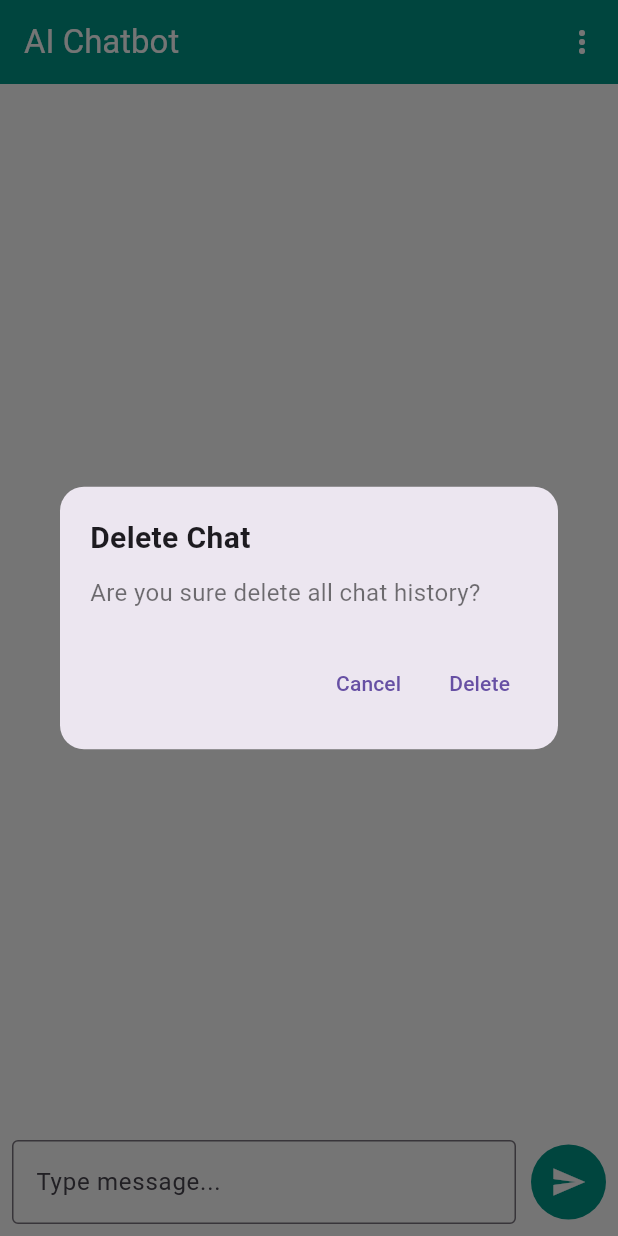
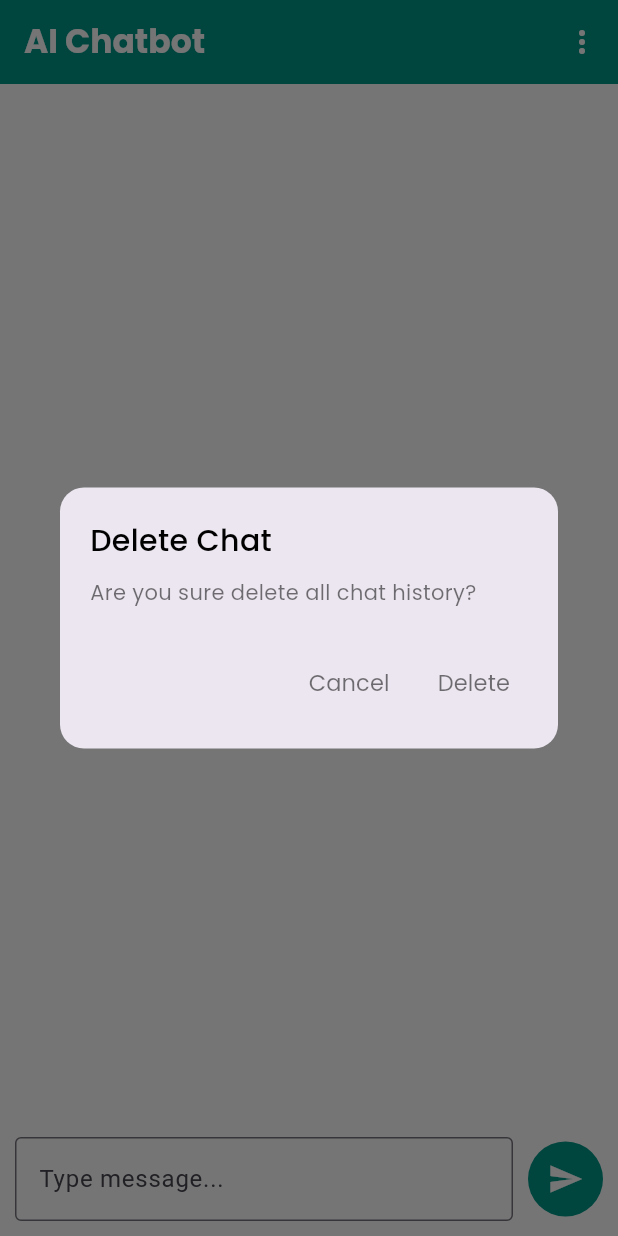
Before and after one commit to Jahid01234/Ai-Chatbot, a Flutter app: the screen it shows after launch, after a tap on the "more vert" icon, on a phone screen of 412 x 824 dp. Run offline on Flutter 3.47's test engine with Material 3 defaults, Android fonts, the phone set to English and light mode, and no system bars; our stand-ins replace animated_text_kit, get, google_fonts, shimmer, sqflite; missing offline and left inert: gpt_markdown; accounts and stored records are empty.

Commit message:
- add splash screen  - refactor code again

```diff
--- a/lib/app.dart
+++ b/lib/app.dart
@@ -1,4 +1,5 @@
 import 'package:ai_chatbot/features/chat/view/chat_screen.dart';
+import 'package:ai_chatbot/features/splash/view/splash_screen.dart';
 import 'package:flutter/material.dart';
 import 'package:get/get.dart';
 
@@ -14,7 +15,7 @@ class AiChatbotApp extends StatelessWidget {
       theme: ThemeData(
         scaffoldBackgroundColor: Colors.white
       ),
-      home: ChatScreen()
+      home: SplashScreen()
     );
   }
 }
--- a/lib/core/const/url/urls.dart
+++ b/lib/core/const/url/urls.dart
@@ -1,5 +1,5 @@
 class Urls{
 
-  static const String url = "your api key here";
+  static const String url = "your api key";
 
 }
--- a/lib/core/style/custom_alert_dialog.dart
+++ b/lib/core/global_widgets/custom_alert_dialog.dart
@@ -1,3 +1,4 @@
+import 'package:ai_chatbot/core/style/global_text_style.dart';
 import 'package:flutter/material.dart';
 
 class CustomAlertDialog extends StatelessWidget {
@@ -28,9 +29,9 @@ class CustomAlertDialog extends StatelessWidget {
           children: [
             Text(
               title,
-              style: const TextStyle(
+              style: globalTextStyle(
                 fontSize: 20,
-                fontWeight: FontWeight.bold,
+                fontWeight: FontWeight.w500,
               ),
             ),
 
@@ -38,9 +39,10 @@ class CustomAlertDialog extends StatelessWidget {
 
             Text(
               description,
-              style: const TextStyle(
-                fontSize: 16,
+              style: globalTextStyle(
+                fontSize: 14,
                 color: Colors.black54,
+                fontWeight: FontWeight.w400,
               ),
             ),
 
@@ -51,12 +53,18 @@ class CustomAlertDialog extends StatelessWidget {
               children: [
                 TextButton(
                   onPressed: onCancel,
-                  child: const Text("Cancel"),
-                ),
+                  child:  Text("Cancel",style: globalTextStyle(
+                    fontSize: 15,
+                    color: Colors.black54,
+                  ),
+                  ),),
                 const SizedBox(width: 8),
                 TextButton(
                   onPressed: onConfirm,
-                  child: const Text("Delete"),
+                  child: Text("Delete",style: globalTextStyle(
+                    fontSize: 15,
+                    color: Colors.black54,
+                  ),),
                 ),
               ],
             )
--- a/lib/core/style/global_text_style.dart
+++ b/lib/core/style/global_text_style.dart
@@ -5,7 +5,6 @@ TextStyle globalTextStyle({
   double fontSize = 15.0,
   FontWeight fontWeight = FontWeight.normal,
   double lineHeight = 1.5,
-  //TextAlign textAlign = TextAlign.center,
   Color color = Colors.black,
 }) {
   return GoogleFonts.poppins(
--- a/lib/features/chat/controller/chat_controller.dart
+++ b/lib/features/chat/controller/chat_controller.dart
@@ -1,5 +1,3 @@
-
-
 import 'package:ai_chatbot/core/services/local_services/chat_database.dart';
 import 'package:ai_chatbot/features/chat/model/chat_model.dart';
 import 'package:flutter/material.dart';
@@ -16,6 +14,7 @@ class ChatController extends GetxController {
   final db = ChatDatabase.instance;
   RxList<ChatModel> messages = <ChatModel>[].obs;
   RxBool isLoading = false.obs;
+  RxBool isInitLoading = true.obs;
 
 
 
@@ -23,6 +22,9 @@ class ChatController extends GetxController {
   void onInit() {
     super.onInit();
     loadMessages();
+    Future.delayed(Duration(seconds: 1), () {
+      isInitLoading.value = false;
+    });
   }
 
   // Load messages from local database.......
--- a/lib/features/chat/view/chat_screen.dart
+++ b/lib/features/chat/view/chat_screen.dart
@@ -1,10 +1,11 @@
-import 'package:ai_chatbot/core/style/custom_alert_dialog.dart';
 import 'package:ai_chatbot/features/chat/controller/chat_controller.dart';
+import 'package:ai_chatbot/features/chat/view/widgets/build_thinking_loader.dart';
+import 'package:ai_chatbot/features/chat/view/widgets/custom_chat_app_bar.dart';
 import 'package:ai_chatbot/features/chat/view/widgets/message_bubble.dart';
-import 'package:animated_text_kit/animated_text_kit.dart';
+import 'package:ai_chatbot/features/chat/view/widgets/shimmer_loader_widgets.dart';
+import 'package:ai_chatbot/features/chat/view/widgets/text_field_and_send_widget.dart';
 import 'package:flutter/material.dart';
 import 'package:get/get.dart';
-
 
 class ChatScreen extends StatelessWidget {
   ChatScreen({super.key});
@@ -14,32 +15,12 @@ class ChatScreen extends StatelessWidget {
   @override
   Widget build(BuildContext context) {
     return Scaffold(
-      appBar: AppBar(
-        backgroundColor: Colors.teal,
-        title: Text("AI Chatbot", style: TextStyle(color: Colors.white)),
-        actions: [
-          IconButton(
-            icon: Icon(Icons.more_vert, color: Colors.white),
-            onPressed: () {
-              showDialog(
-                context: context,
-                builder: (_) => CustomAlertDialog(
-                  title: "Delete Chat",
-                  description: "Are you sure delete all chat history?",
-                  onConfirm: () {
-                    controller.clearChat();
-                    Navigator.pop(context);
-                  },
-                  onCancel: () {
-                    Navigator.pop(context);
-                  },
-                ),
-              );
-            },
-          ),
-        ],
-      ),
-      body: Column(
+      appBar: CustomChatAppBar(controller: controller),
+      body: Obx(() {
+        if (controller.isInitLoading.value) {
+          return ShimmerLoaderWidget();
+        }
+        return Column(
           children: [
             Expanded(
               child: Obx(
@@ -51,6 +32,7 @@ class ChatScreen extends StatelessWidget {
                     return MessageBubble(
                       message: msg.message,
                       isUser: msg.sender == "user",
+                      time: msg.time,
                     );
                   },
                 ),
@@ -59,71 +41,20 @@ class ChatScreen extends StatelessWidget {
 
             Obx(
               () => controller.isLoading.value
-                ? Align(
-                    alignment: Alignment.topLeft,
-                    child: Container(
-                      margin: EdgeInsets.only(left: 12, bottom: 12),
-                      padding: EdgeInsets.symmetric(
-                        horizontal: 14,
-                        vertical: 10,
-                      ),
-                      decoration: BoxDecoration(
-                        color: Colors.grey.shade300,
-                        borderRadius: BorderRadius.circular(12),
-                      ),
-                      child: AnimatedTextKit(
-                        repeatForever: true,
-                        animatedTexts: [
-                          TyperAnimatedText(
-                            "AI is thinking...",
-                            speed: Duration(milliseconds: 70),
-                            textStyle: TextStyle(
-                              color: Colors.black87,
-                              fontSize: 15,
-                            ),
-                          ),
-                        ],
-                      ),
-                    ),
-                  )
+                  ? BuildThinkingLoader()
                   : SizedBox(),
             ),
 
-          Padding(
-            padding: const EdgeInsets.all(8.0),
-            child: Row(
-              children: [
-                Expanded(
-                  child: TextField(
+            TextFieldAndSendWidget(
               controller: controller.inputCtrl,
-                    decoration: InputDecoration(
-                      hintText: "Type message...",
-                      border: OutlineInputBorder(),
-                    ),
-                  ),
-                ),
-                SizedBox(width: 10),
-                GestureDetector(
-                  onTap: () {
+              sendButton: (){
                 controller.sendMessage(controller.inputCtrl.text);
                 controller.inputCtrl.clear();
               },
-                  child: Container(
-                    height: 50,
-                    width: 50,
-                    padding: EdgeInsets.all(10),
-                    decoration: BoxDecoration(
-                      color: Colors.teal,
-                      borderRadius: BorderRadius.circular(50),
-                    ),
-                    child: Center(child: Icon(Icons.send, color: Colors.white)),
-                  ),
             ),
           ],
-            ),
-          ),
-        ],
-      ),
+        );
+      }),
     );
   }
 }
--- /dev/null
+++ b/lib/features/chat/view/widgets/build_thinking_loader.dart
@@ -0,0 +1,35 @@
+import 'package:ai_chatbot/core/style/global_text_style.dart';
+import 'package:animated_text_kit/animated_text_kit.dart';
+import 'package:flutter/material.dart';
+
+class BuildThinkingLoader extends StatelessWidget {
+  const BuildThinkingLoader({super.key});
+
+  @override
+  Widget build(BuildContext context) {
+      return Align(
+        alignment: Alignment.centerLeft,
+        child: Container(
+          margin: EdgeInsets.only(left: 12, bottom: 12),
+          padding: EdgeInsets.symmetric(horizontal: 14, vertical: 10),
+          decoration: BoxDecoration(
+            color: Colors.grey.shade300,
+            borderRadius: BorderRadius.circular(12),
+          ),
+          child: AnimatedTextKit(
+            repeatForever: true,
+            animatedTexts: [
+              TyperAnimatedText(
+                "AI is thinking...",
+                speed: Duration(milliseconds: 70),
+                textStyle: globalTextStyle(
+                  color: Colors.black87,
+                  fontSize: 15,
+                ),
+              ),
+            ],
+          ),
+        ),
+      );
+  }
+}
--- /dev/null
+++ b/lib/features/chat/view/widgets/custom_chat_app_bar.dart
@@ -0,0 +1,53 @@
+import 'package:flutter/material.dart';
+import 'package:ai_chatbot/core/style/global_text_style.dart';
+import 'package:ai_chatbot/core/global_widgets/custom_alert_dialog.dart';
+import 'package:ai_chatbot/features/chat/controller/chat_controller.dart';
+
+class CustomChatAppBar extends StatelessWidget implements PreferredSizeWidget {
+  final ChatController controller;
+
+  const CustomChatAppBar({
+    super.key,
+    required this.controller,
+  });
+
+  @override
+  Widget build(BuildContext context) {
+    return AppBar(
+      backgroundColor: Colors.teal,
+      title: Text(
+        "AI Chatbot",
+        style: globalTextStyle(
+          color: Colors.white,
+          fontWeight: FontWeight.w700,
+          fontSize: 22,
+        ),
+      ),
+      actions: [
+        IconButton(
+          icon: const Icon(
+              Icons.more_vert,
+              color: Colors.white,
+          ),
+          onPressed: () {
+            showDialog(
+              context: context,
+              builder: (_) => CustomAlertDialog(
+                title: "Delete Chat",
+                description: "Are you sure delete all chat history?",
+                onConfirm: () {
+                  controller.clearChat();
+                  Navigator.pop(context);
+                },
+                onCancel: () => Navigator.pop(context),
+              ),
+            );
+          },
+        ),
+      ],
+    );
+  }
+
+  @override
+  Size get preferredSize => const Size.fromHeight(kToolbarHeight);
+}
--- a/lib/features/chat/view/widgets/message_bubble.dart
+++ b/lib/features/chat/view/widgets/message_bubble.dart
@@ -1,32 +1,56 @@
+import 'package:ai_chatbot/core/style/global_text_style.dart';
 import 'package:flutter/material.dart';
 import 'package:gpt_markdown/gpt_markdown.dart';
+import 'package:intl/intl.dart';
 
 class MessageBubble extends StatelessWidget {
   final String message;
   final bool isUser;
+  final String time;
 
   const MessageBubble({
     super.key,
     required this.message,
     required this.isUser,
+    required this.time,
   });
 
   @override
   Widget build(BuildContext context) {
+    DateTime parsedTime = DateTime.parse(time);
+    String formattedTime = DateFormat('hh:mm a').format(parsedTime);
+
     return Align(
       alignment: isUser ? Alignment.centerRight : Alignment.centerLeft,
       child: Container(
-        margin: EdgeInsets.symmetric(horizontal: 15 ,vertical: 5),
-        padding: EdgeInsets.all(12),
+        margin: const EdgeInsets.symmetric(horizontal: 15, vertical: 10),
+        padding: const EdgeInsets.all(12),
         decoration: BoxDecoration(
-          color: isUser ? Colors.blue : Colors.grey.shade300,
+          color: isUser ? Colors.pink : Colors.grey.shade300,
           borderRadius: BorderRadius.circular(12),
         ),
-        child: GptMarkdown(
-            message,
-            style: TextStyle(color: isUser ? Colors.white : Colors.black),
-          ),
-
+        child: Column(
+          crossAxisAlignment:
+          isUser ? CrossAxisAlignment.end : CrossAxisAlignment.start,
+          children: [
+            // Chat message...........
+            GptMarkdown(
+              message,
+              style: globalTextStyle(
+                color: isUser ? Colors.white : Colors.black,
+              ),
+            ),
+            const SizedBox(height: 6),
+            // Time text.......
+            Text(
+              formattedTime,
+              style: globalTextStyle(
+                color: isUser ? Colors.white70 : Colors.black54,
+                fontSize: 10,
+              ),
+            ),
+          ],
+        ),
       ),
     );
   }
--- /dev/null
+++ b/lib/features/chat/view/widgets/shimmer_loader_widgets.dart
@@ -0,0 +1,76 @@
+import 'package:flutter/material.dart';
+import 'package:shimmer/shimmer.dart';
+
+class ShimmerLoaderWidget extends StatelessWidget {
+  const ShimmerLoaderWidget({super.key});
+
+  @override
+  Widget build(BuildContext context) {
+    return Shimmer.fromColors(
+      baseColor: Colors.grey.shade300,
+      highlightColor: Colors.grey.shade100,
+      child: SingleChildScrollView(
+        child: Padding(
+          padding: const EdgeInsets.symmetric(horizontal: 15, vertical: 10),
+          child: Column(
+            children: [
+              SizedBox(height: 12),
+              _rightShimmerBubble(),
+              SizedBox(height: 12),
+              _leftShimmerBubble(),
+              SizedBox(height: 12),
+              _rightShimmerBubble(),
+              SizedBox(height: 12),
+              _leftShimmerBubble(),
+              SizedBox(height: 12),
+              _rightShimmerBubble(),
+              SizedBox(height: 12),
+              _leftShimmerBubble(),
+              SizedBox(height: 12),
+              _rightShimmerBubble(),
+              SizedBox(height: 12),
+              _leftShimmerBubble(),
+              SizedBox(height: 12),
+              _rightShimmerBubble(),
+              SizedBox(height: 12),
+
+
+            ],
+          ),
+        ),
+      ),
+    );
+  }
+
+  // Left aligned (AI style) bubble.............
+  Widget _leftShimmerBubble() {
+    return Align(
+      alignment: Alignment.centerLeft,
+      child: Container(
+        width: 230,
+        height: 60,
+        padding: EdgeInsets.all(12),
+        decoration: BoxDecoration(
+          color: Colors.white,
+          borderRadius: BorderRadius.circular(12),
+        ),
+      ),
+    );
+  }
+
+  // Right aligned (User style) bubble.........
+  Widget _rightShimmerBubble() {
+    return Align(
+      alignment: Alignment.centerRight,
+      child: Container(
+        width: 200,
+        height: 60,
+        padding: EdgeInsets.all(12),
+        decoration: BoxDecoration(
+          color: Colors.white.withValues(alpha: 0.6),
+          borderRadius: BorderRadius.circular(12),
+        ),
+      ),
+    );
+  }
+}
--- /dev/null
+++ b/lib/features/chat/view/widgets/text_field_and_send_widget.dart
@@ -0,0 +1,59 @@
+import 'package:flutter/material.dart';
+
+class TextFieldAndSendWidget extends StatelessWidget {
+  final TextEditingController controller;
+  final VoidCallback sendButton;
+
+  const TextFieldAndSendWidget({
+    super.key,
+    required this.controller,
+    required this.sendButton,
+  });
+
+
+
+  @override
+  Widget build(BuildContext context) {
+    return Padding(
+      padding: const EdgeInsets.all(10.0),
+      child: Row(
+        children: [
+          Expanded(
+            child: TextField(
+              controller: controller,
+              cursorColor: Colors.teal,
+              decoration: InputDecoration(
+                hintText: "Type message...",
+                border: OutlineInputBorder(),
+                focusedBorder: OutlineInputBorder(
+                  borderSide: BorderSide(
+                      color: Colors.teal,
+                  ),
+                ),
+              ),
+            ),
+          ),
+          SizedBox(width: 10),
+          GestureDetector(
+            onTap: sendButton,
+            child: Container(
+              height: 50,
+              width: 50,
+              padding: EdgeInsets.all(10),
+              decoration: BoxDecoration(
+                color: Colors.teal,
+                borderRadius: BorderRadius.circular(50),
+              ),
+              child: Center(
+                child: Icon(
+                    Icons.send,
+                    color: Colors.white,
+                ),
+              ),
+            ),
+          ),
+        ],
+      ),
+    );
+  }
+}
--- /dev/null
+++ b/lib/features/splash/controller/splash_controller.dart
@@ -0,0 +1,18 @@
+import 'package:ai_chatbot/features/chat/view/chat_screen.dart';
+import 'package:get/get.dart';
+
+
+
+class SplashController extends GetxController{
+  @override
+  void onInit() {
+    super.onInit();
+    redirectToNextScreen();
+  }
+
+
+  Future<void> redirectToNextScreen()async{
+    await Future.delayed( const Duration(seconds: 2));
+    Get.offAll(()=>ChatScreen());
+  }
+}
--- /dev/null
+++ b/lib/features/splash/view/splash_screen.dart
@@ -0,0 +1,60 @@
+import 'package:ai_chatbot/core/style/global_text_style.dart';
+import 'package:ai_chatbot/features/splash/controller/splash_controller.dart';
+import 'package:flutter/material.dart';
+import 'package:get/get.dart';
+
+
+class SplashScreen extends StatelessWidget {
+  SplashScreen({super.key});
+
+  final SplashController controller = Get.put(SplashController());
+
+
+  @override
+  Widget build(BuildContext context) {
+    return Scaffold(
+      backgroundColor: Colors.teal,
+      body: Center(
+        child: Column(
+          mainAxisAlignment: MainAxisAlignment.center,
+          crossAxisAlignment: CrossAxisAlignment.center,
+          children: [
+            SizedBox(
+              height: 100,
+              width: 100,
+              child: ClipRRect(
+                  borderRadius: BorderRadius.circular(100),
+                  child: Image.asset(
+                    "assets/images/chatbot.jpg",
+                    fit: BoxFit.cover,
+                  ),
+              ),
+            ),
+            SizedBox(height: 20),
+            RichText(
+              textAlign: TextAlign.center,
+              text: TextSpan(
+                text: "Ai Chat",
+                style: globalTextStyle(
+                  color: Colors.white,
+                  fontWeight: FontWeight.w800,
+                  fontSize: 24,
+                ),
+                children: [
+                  TextSpan(
+                    text: "bot",
+                    style: globalTextStyle(
+                      color: Colors.orange,
+                      fontWeight: FontWeight.w800,
+                      fontSize: 24,
+                    ),
+                  ),
+                ],
+              ),
+            ),
+          ],
+        ),
+      ),
+    );
+  }
+}
--- a/pubspec.yaml
+++ b/pubspec.yaml
@@ -41,6 +41,8 @@ dependencies:
   google_fonts: ^6.3.2
   animated_text_kit: ^4.3.0
   gpt_markdown: ^1.1.4
+  intl: ^0.20.2
+  shimmer: ^3.0.0
 
 dev_dependencies:
   flutter_test:
@@ -65,8 +67,8 @@ flutter:
   uses-material-design: true
 
   # To add assets to your application, add an assets section, like this:
-  # assets:
-  #   - images/a_dot_burr.jpeg
+  assets:
+    - assets/images/
   #   - images/a_dot_ham.jpeg
 
   # An image asset can refer to one or more resolution-specific "variants", see
```
Also changed, not shown: assets/images/chatbot.jpg (added), pubspec.lock. Lines whose indentation alone changed are shown as unchanged.
